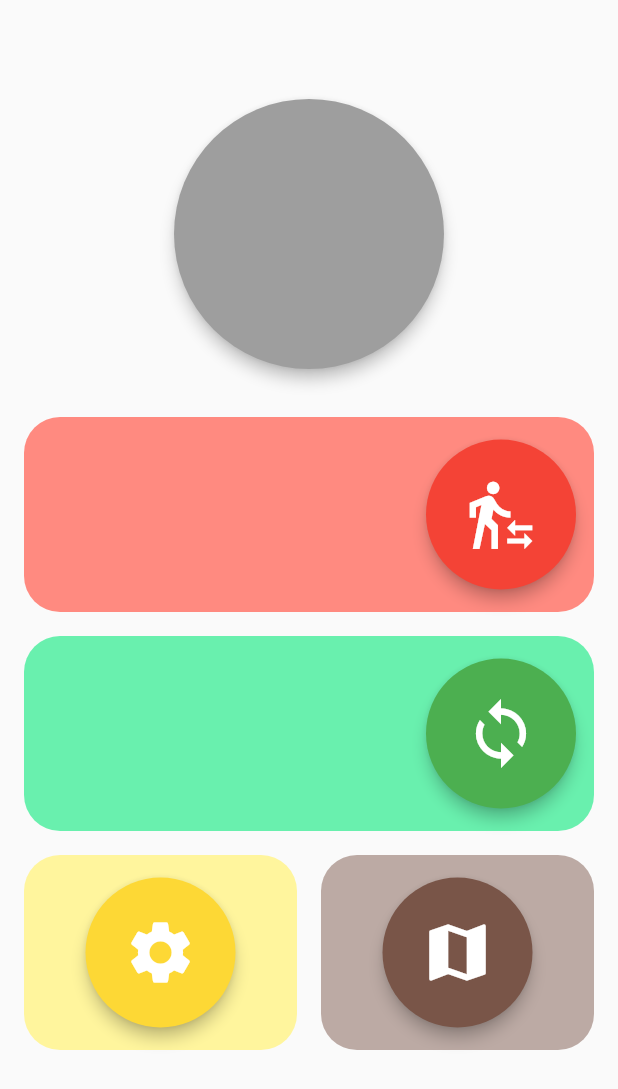
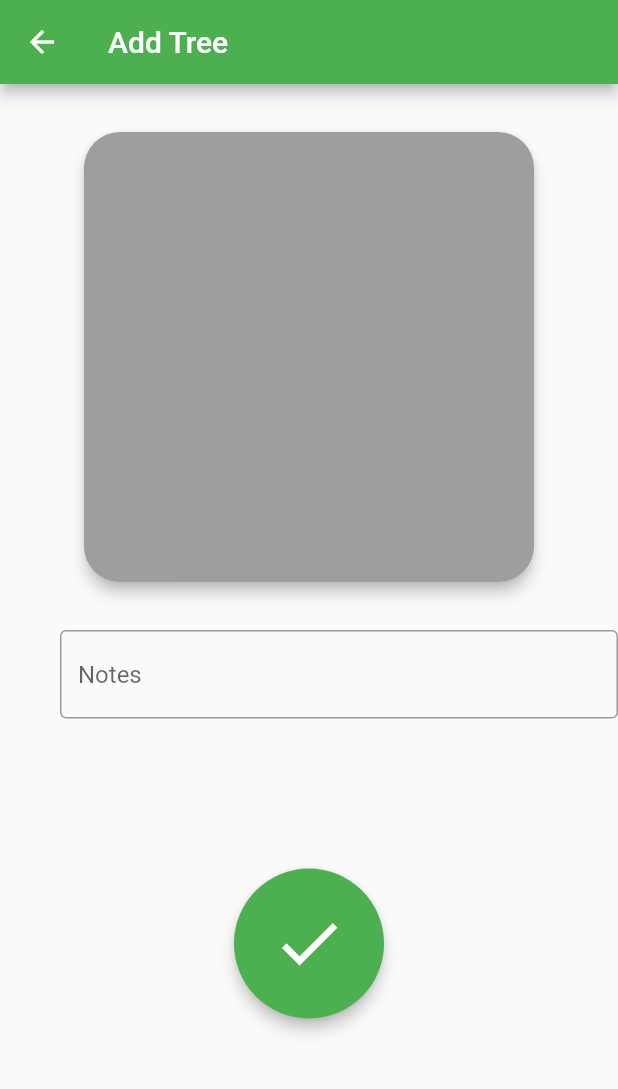
Before and after one commit to Elforama/Flutter-Prototyper, a Flutter app: the HomeScreen screen opened directly, after a tap on the "transfer within a station" icon, on a phone screen of 412 x 824 dp. Shown: the top 1089 px of the screen. Run offline on Flutter 3.47's test engine with Material 2 defaults, Android fonts, the light colour scheme and no system bars.

Commit message:
Add more screens

```diff
--- a/lib/ActionButton.dart
+++ b/lib/ActionButton.dart
@@ -7,7 +7,8 @@ class ActionButton extends StatelessWidget {
   final VoidCallback onPressed;
   final Color color;
 
-  ActionButton({this.iconData, this.onPressed, this.color});
+
+  ActionButton({this.iconData, this.onPressed, this.color = Colors.green});
 
   @override
   Widget build(BuildContext context) {
--- /dev/null
+++ b/lib/AddTreeScreen.dart
@@ -0,0 +1,40 @@
+
+
+import 'package:flutter/material.dart';
+
+import 'ActionButton.dart';
+import 'EditText.dart';
+import 'ProfilePicture.dart';
+
+class AddTreeScreen extends StatelessWidget {
+
+  @override
+  Widget build(BuildContext context) {
+    return Scaffold(
+      appBar: AppBar(
+        backgroundColor: Colors.green,
+        title: Text("Add Tree"),
+      ),
+      body: ListView(
+        children: <Widget>[
+          SizedBox(height: 32,),
+          Center(
+            child: TreePicture()
+          ),
+          SizedBox(height: 32,),
+          EditText(
+            hint: "Notes",
+          ),
+          SizedBox(height: 100,),
+          ActionButton(
+            onPressed: () {
+              Navigator.pop(context);
+            },
+            iconData: Icons.check,
+          )
+        ],
+      ),
+    );
+  }
+
+}
--- a/lib/HomeScreen.dart
+++ b/lib/HomeScreen.dart
@@ -1,5 +1,6 @@
 import 'package:flutter/material.dart';
 
+import 'AddTreeScreen.dart';
 import 'LongButtonContainer.dart';
 import 'MapScreen.dart';
 import 'ProfilePicture.dart';
@@ -21,7 +22,12 @@ class HomeScreen extends StatelessWidget {
                 backgroundColor: Colors.redAccent[100],
                 actionColor: Colors.red,
                 icon: Icons.transfer_within_a_station,
-                onPressed: () {},
+                onPressed: () {
+                  Navigator.push(
+                      context,
+                      MaterialPageRoute(builder: (context) => AddTreeScreen())
+                  );
+                },
               ),
               SizedBox(height: 16,),
               LongButtonContainer(
--- a/lib/ProfilePicture.dart
+++ b/lib/ProfilePicture.dart
@@ -19,3 +19,22 @@ class ProfilePicture extends StatelessWidget {
   }
 
 }
+
+
+class TreePicture extends StatelessWidget {
+
+  @override
+  Widget build(BuildContext context) {
+    return Container(
+        width: 300.0,
+        height: 300.0,
+        child: RawMaterialButton(
+          fillColor: Colors.grey,
+          shape: RoundedRectangleBorder(borderRadius: BorderRadius.circular(24)),
+          elevation: 4.0,
+          onPressed: () {},
+        )
+    );
+  }
+
+}
```
Also changed, not shown: lib/Helpers.dart (added, +8 -0 lines).
